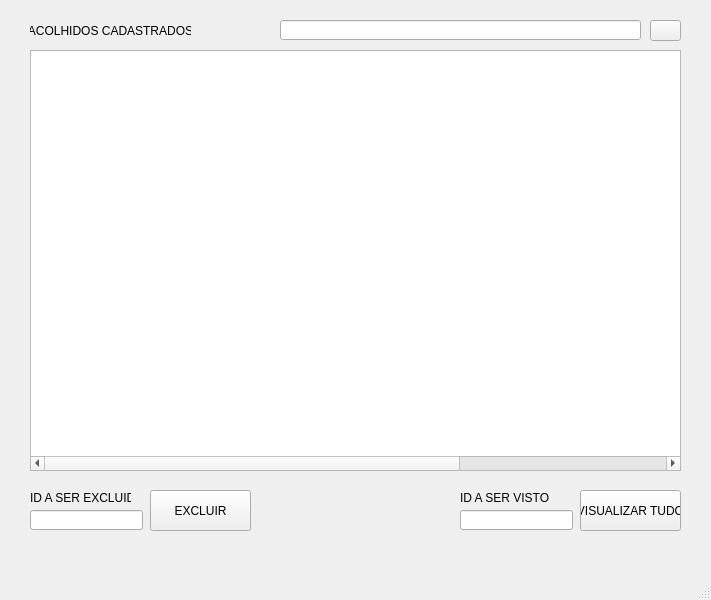
Before: the Qt Designer form formCadastrado.ui in AlexFilh0/BetelgeuseDB, drawn with Qt 5.
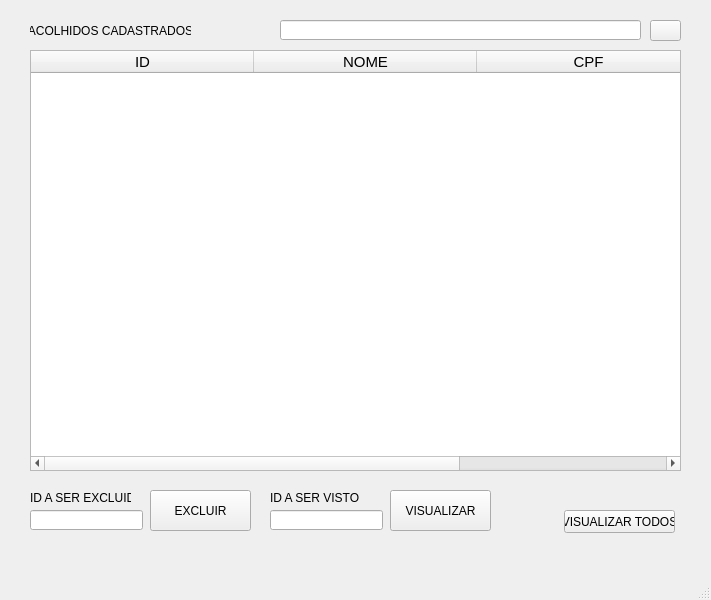
After: the same form once the commit is applied. Icons and pictures are not drawn.

Commit message: form com todos acolhidos e com os atuais

```diff
--- a/formCadastrado.ui
+++ b/formCadastrado.ui
@@ -62,7 +62,7 @@
      <bool>false</bool>
     </property>
     <attribute name="horizontalHeaderVisible">
-     <bool>false</bool>
+     <bool>true</bool>
     </attribute>
     <attribute name="horizontalHeaderCascadingSectionResizes">
      <bool>false</bool>
@@ -73,11 +73,14 @@
     <attribute name="horizontalHeaderHighlightSections">
      <bool>true</bool>
     </attribute>
+    <attribute name="horizontalHeaderShowSortIndicator" stdset="0">
+     <bool>false</bool>
+    </attribute>
     <attribute name="horizontalHeaderStretchLastSection">
      <bool>true</bool>
     </attribute>
     <attribute name="verticalHeaderVisible">
-     <bool>false</bool>
+     <bool>true</bool>
     </attribute>
     <attribute name="verticalHeaderHighlightSections">
      <bool>true</bool>
@@ -161,20 +164,20 @@
    <widget class="QPushButton" name="btnVisualizar">
     <property name="geometry">
      <rect>
-      <x>580</x>
+      <x>390</x>
       <y>490</y>
       <width>101</width>
       <height>41</height>
      </rect>
     </property>
     <property name="text">
-     <string>VISUALIZAR TUDO</string>
+     <string>VISUALIZAR</string>
     </property>
    </widget>
    <widget class="QLineEdit" name="edtVisualizar">
     <property name="geometry">
      <rect>
-      <x>460</x>
+      <x>270</x>
       <y>510</y>
       <width>113</width>
       <height>20</height>
@@ -184,7 +187,7 @@
    <widget class="QLabel" name="label_3">
     <property name="geometry">
      <rect>
-      <x>460</x>
+      <x>270</x>
       <y>490</y>
       <width>101</width>
       <height>16</height>
@@ -218,7 +221,20 @@
     </property>
     <property name="icon">
      <iconset>
-      <normaloff>../../.designer/backup/imagens/pesquisa icon.png</normaloff>../../.designer/backup/imagens/pesquisa icon.png</iconset>
+      <normaloff>imagens/pesquisa icon.png</normaloff>imagens/pesquisa icon.png</iconset>
+    </property>
+   </widget>
+   <widget class="QPushButton" name="btnVerTodos">
+    <property name="geometry">
+     <rect>
+      <x>564</x>
+      <y>510</y>
+      <width>111</width>
+      <height>23</height>
+     </rect>
+    </property>
+    <property name="text">
+     <string>VISUALIZAR TODOS</string>
     </property>
    </widget>
   </widget>
```
The commit also changes 2 other files.
